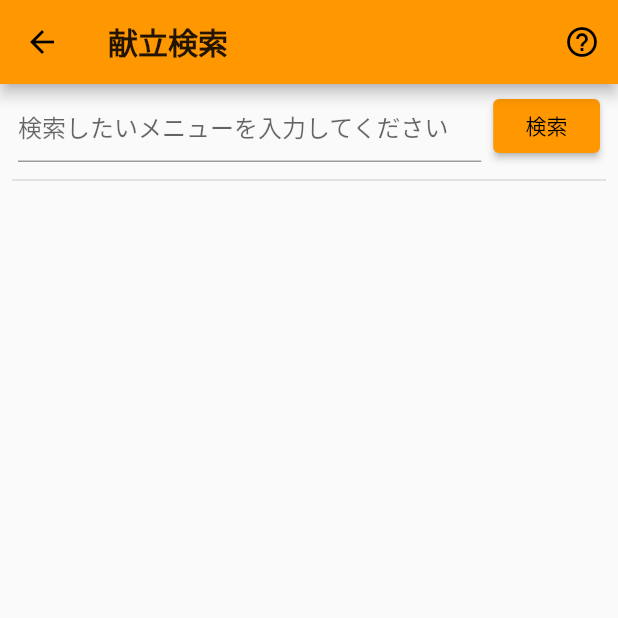
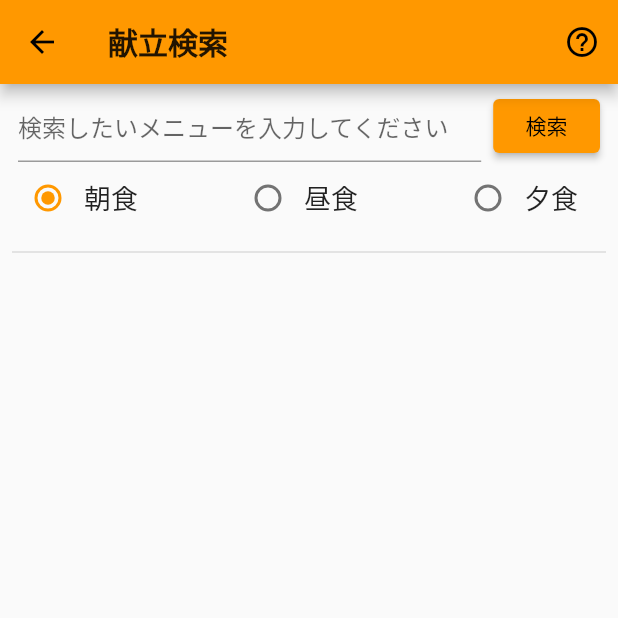
Before and after one commit to Yuta1004/ShirasunaKondateV4, a Flutter app: the SearchPage screen opened by its route, on a phone screen of 412 x 824 dp, the top half of it. Run offline on Flutter 3.47's test engine with Material 2 defaults, Android fonts, the phone set to English and light mode, and no system bars; our stand-ins replace flutter_spinkit, sqflite, tuple; missing offline and left inert: grpc, marquee_widget, protobuf; accounts and stored records are empty; statements that could not run were skipped.

Commit message:
[add](update) 検索結果に表示する献立の種類を選択するラジオボタンを設置

```diff
--- a/app/lib/pages/search_page/search_page.dart
+++ b/app/lib/pages/search_page/search_page.dart
@@ -1,5 +1,6 @@
 import "package:flutter/material.dart";
 import "package:flutter_spinkit/flutter_spinkit.dart";
+import "/grpc/utils.pb.dart";
 
 class SearchPage extends StatefulWidget {
     @override
@@ -8,6 +9,8 @@ class SearchPage extends StatefulWidget {
 
 class _SearchPageState extends State<SearchPage> {
     final  _formKey = GlobalKey<FormState>();
+    String _selectedTypeS = "breakfast";
+    KondateType _selectedType = KondateType.BREAKFAST;
 
     @override
     Widget build(BuildContext context) {
@@ -74,6 +77,79 @@ class _SearchPageState extends State<SearchPage> {
                                         ),
                                     ),
                                 ),
+                                Row(
+                                    children: <Widget>[
+                                        Expanded(
+                                            flex: 10,
+                                            child: Container(
+                                                child: Row(
+                                                    children: <Widget>[
+                                                        Radio(
+                                                            value: "breakfast",
+                                                            groupValue: _selectedTypeS,
+                                                            onChanged: (_) {
+                                                                setState(() {
+                                                                    _selectedTypeS = "breakfast";
+                                                                    _selectedType = KondateType.BREAKFAST;
+                                                                });
+                                                            }
+                                                        ),
+                                                        Text(
+                                                            "朝食",
+                                                            style: TextStyle(fontSize: 18),
+                                                        ),
+                                                    ],
+                                                ),
+                                            ),
+                                        ),
+                                        Expanded(
+                                            flex: 10,
+                                            child: Container(
+                                                child: Row(
+                                                    children: <Widget>[
+                                                        Radio(
+                                                            value: "lunch",
+                                                            groupValue: _selectedTypeS,
+                                                            onChanged: (_) {
+                                                                setState(() {
+                                                                    _selectedTypeS = "lunch";
+                                                                    _selectedType = KondateType.LUNCH;
+                                                                });
+                                                            },
+                                                        ),
+                                                        Text(
+                                                            "昼食",
+                                                            style: TextStyle(fontSize: 18),
+                                                        ),
+                                                    ],
+                                                ),
+                                            ),
+                                        ),
+                                        Expanded(
+                                            flex: 7,
+                                            child: Container(
+                                                child: Row(
+                                                    children: <Widget>[
+                                                        Radio(
+                                                            value: "dinner",
+                                                            groupValue: _selectedTypeS,
+                                                            onChanged: (_) {
+                                                                setState(() {
+                                                                    _selectedTypeS = "dinner";
+                                                                    _selectedType = KondateType.DINNER;
+                                                                });
+                                                            },
+                                                        ),
+                                                        Text(
+                                                            "夕食",
+                                                            style: TextStyle(fontSize: 18),
+                                                        ),
+                                                    ],
+                                                ),
+                                            ),
+                                        ),
+                                    ],
+                                ),
                                 Padding(
                                     padding: EdgeInsets.symmetric(vertical: 4),
                                     child: Divider(
```
Also changed, not shown: app/lib/grpc/conn.dart (+11 -0 lines).
